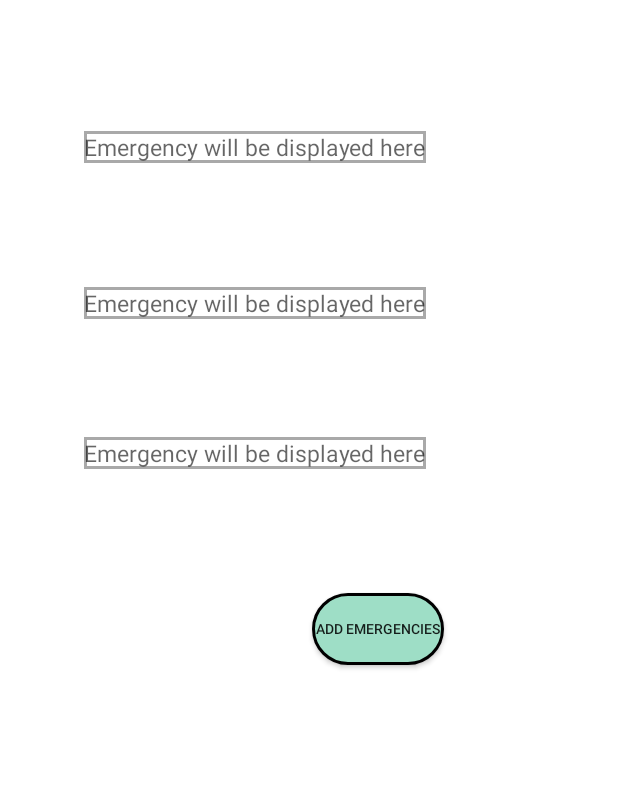
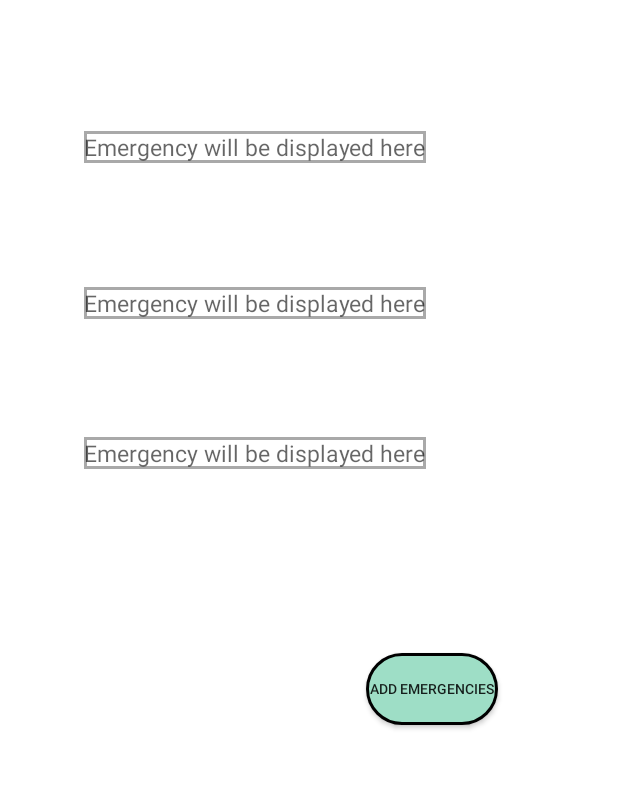
Before and after one commit to Ahaan25/RescU, an Android app: the HomeActivity screen opened directly, with no data from a screen before it, on a phone screen of 412 x 824 dp, the part 193-982 px from its top. Run offline under Robolectric (Android 15) with nearby library versions, the phone set to English and light mode, and no system bars.

Commit message:
Basic GUI

```diff
--- a/app/src/main/res/layout/activity_home.xml
+++ b/app/src/main/res/layout/activity_home.xml
@@ -34,8 +34,8 @@
         android:id="@+id/button"
         android:layout_width="wrap_content"
         android:layout_height="wrap_content"
-        android:layout_marginStart="208dp"
-        android:layout_marginTop="524dp"
+        android:layout_marginStart="244dp"
+        android:layout_marginTop="564dp"
         android:background="@drawable/circlebutton"
         android:text="Add emergencies"
         android:textSize="9dp"
```
